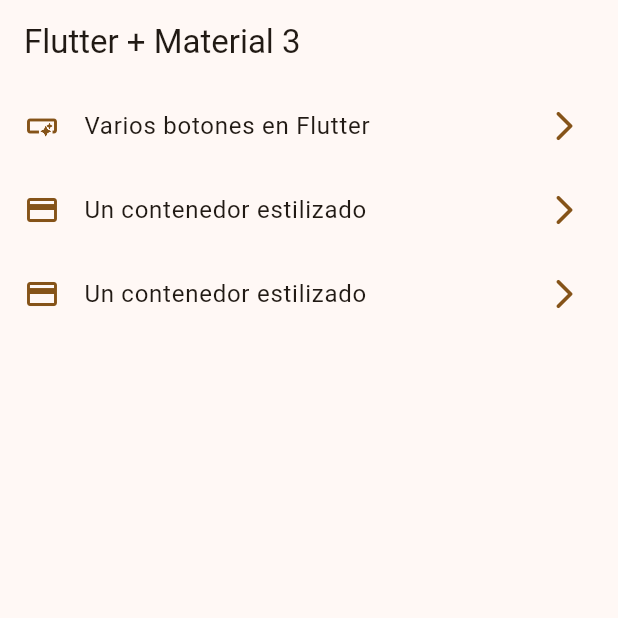
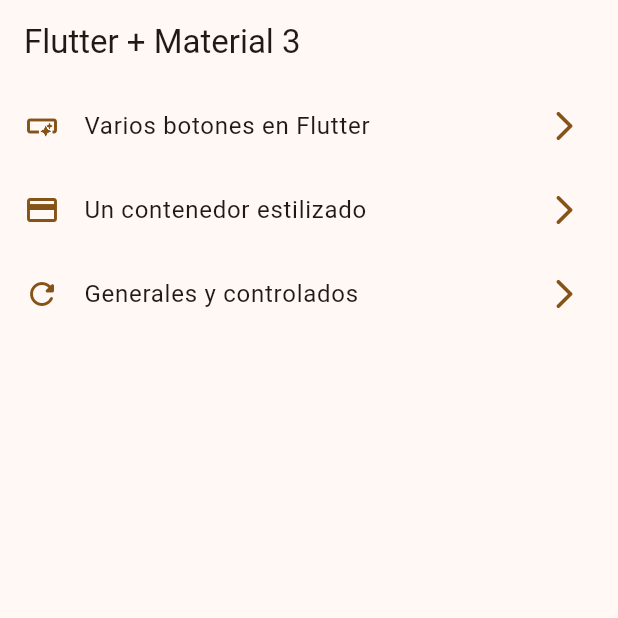
Before and after one commit to EduardoSTL/widget_y_formatos_parte2, a Flutter app: the screen it shows after launch, on a phone screen of 412 x 824 dp, the top half of it. Run offline on Flutter 3.47's test engine with Material 2 defaults, Android fonts, the phone set to English and light mode, and no system bars; our stand-ins replace go_router.

Commit message:
updt: menu items

```diff
--- a/lib/config/menu/menu_items.dart
+++ b/lib/config/menu/menu_items.dart
@@ -33,9 +33,9 @@
     ),
 
     MenuItem(
-    title: 'Progress',
-    subTitle: 'Un contenedor estilizado',
-    link: '/cards',
-    icon: Icons.credit_card
+    title: 'ProgressIndicators',
+    subTitle: 'Generales y controlados',
+    link: '/progress',
+    icon: Icons.refresh_rounded
     ),
 ];
```
